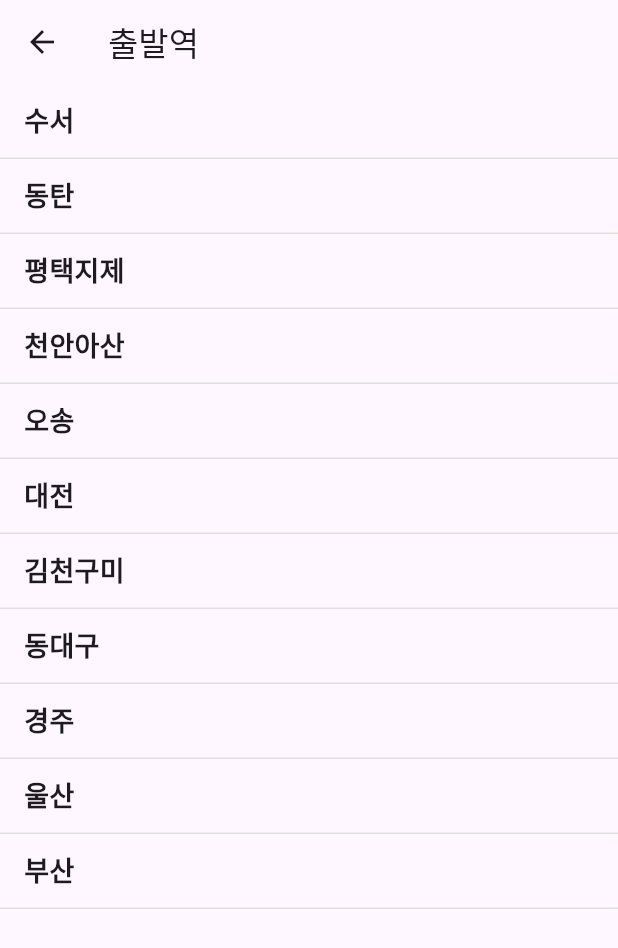
After one commit to WinningBean/flutter_train_app, a Flutter app: the screen it shows after launch, after a tap on "선택", on a phone screen of 412 x 824 dp. The commit adds this screen. Shown: the top 948 px of the screen. Run offline on Flutter 3.47's test engine with Material 3 defaults, Android fonts, the phone set to English and light mode, and no system bars.

Commit message:
feat: 기차역 선택 기능 추가

```diff
--- /dev/null
+++ b/lib/home/widgets/station_result.dart
@@ -0,0 +1,52 @@
+import 'package:flutter/material.dart';
+import 'package:flutter/widgets.dart';
+import 'package:flutter_train_app/stationList/station_list_page.dart';
+
+class StationResult extends StatefulWidget {
+  StationResult(this.isStartStation, this.stationName, {super.key})
+    : stationRoute = isStartStation ? '출발역' : '도착역';
+
+  bool isStartStation;
+  String stationRoute;
+  String? stationName;
+
+  @override
+  State<StationResult> createState() => _StationResultState();
+}
+
+class _StationResultState extends State<StationResult> {
+  @override
+  Widget build(BuildContext context) {
+    return Column(
+      children: [
+        Text(
+          widget.stationRoute,
+          style: TextStyle(
+            fontSize: 16,
+            color: Colors.grey,
+            fontWeight: FontWeight.bold,
+          ),
+        ),
+        GestureDetector(
+          onTap: () async {
+            String? choiceStationName = await Navigator.push(
+              context,
+              MaterialPageRoute(
+                builder: (context) {
+                  return StationListPage(widget.stationRoute);
+                },
+              ),
+            );
+            setState(() {
+              widget.stationName = choiceStationName;
+            });
+          },
+          child: Text(
+            widget.stationName ?? '선택',
+            style: TextStyle(fontSize: 40),
+          ),
+        ),
+      ],
+    );
+  }
+}
--- /dev/null
+++ b/lib/stationList/station_list_page.dart
@@ -0,0 +1,32 @@
+import 'package:flutter/material.dart';
+import 'package:flutter_train_app/stationList/widgets/station_item.dart';
+
+class StationListPage extends StatelessWidget {
+  StationListPage(this.title, {super.key});
+
+  String title;
+
+  final List<String> stations = [
+    "수서",
+    "동탄",
+    "평택지제",
+    "천안아산",
+    "오송",
+    "대전",
+    "김천구미",
+    "동대구",
+    "경주",
+    "울산",
+    "부산",
+  ];
+
+  @override
+  Widget build(BuildContext context) {
+    return Scaffold(
+      appBar: AppBar(title: Text(title)),
+      body: Column(
+        children: [for (var station in stations) StationItem(station)],
+      ),
+    );
+  }
+}
--- /dev/null
+++ b/lib/stationList/widgets/station_item.dart
@@ -0,0 +1,28 @@
+import 'package:flutter/material.dart';
+
+class StationItem extends StatelessWidget {
+  StationItem(this.name, {super.key});
+
+  String name;
+
+  @override
+  Widget build(BuildContext context) {
+    return Container(
+      height: 50,
+      alignment: Alignment.centerLeft,
+      padding: EdgeInsets.fromLTRB(16, 0, 16, 0),
+      decoration: BoxDecoration(
+        border: Border(bottom: BorderSide(color: Colors.grey[300]!)),
+      ),
+      child: GestureDetector(
+        onTap: () {
+          Navigator.pop(context, name);
+        },
+        child: Text(
+          name,
+          style: TextStyle(fontSize: 18, fontWeight: FontWeight.bold),
+        ),
+      ),
+    );
+  }
+}
```
Also changed, not shown: lib/home/widgets/stations_box.dart (+3 -19 lines).
